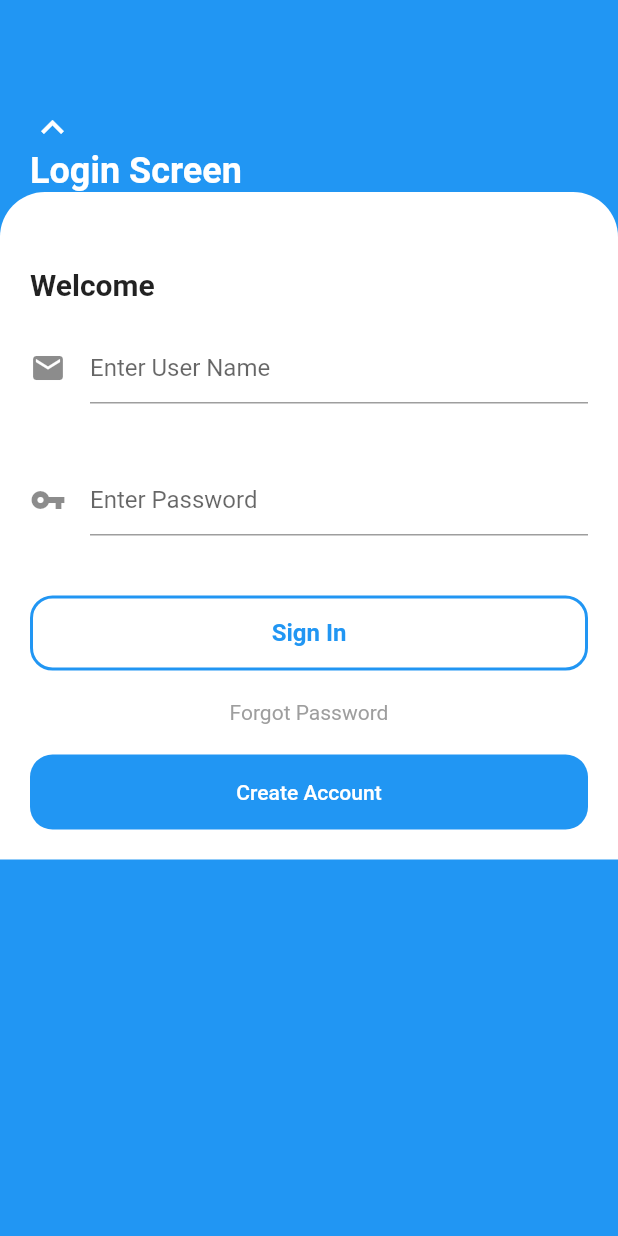
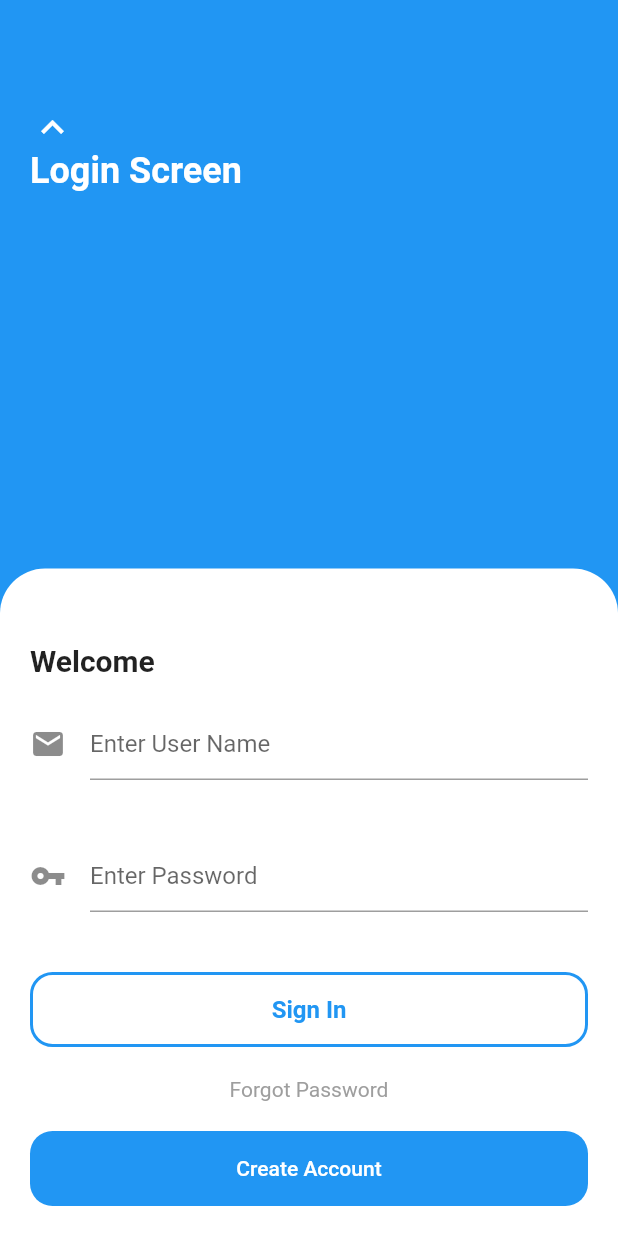
Before and after one commit to kamrancr7/ui_samples, a Flutter app: the LoginScreenOne screen opened directly, on a phone screen of 412 x 824 dp. Run offline on Flutter 3.47's test engine with Material 2 defaults, Android fonts, the phone set to English and light mode, and no system bars.

Commit message:
remove stack widget.

```diff
--- a/lib/login_screens/login_screen_one/login_screen_one.dart
+++ b/lib/login_screens/login_screen_one/login_screen_one.dart
@@ -1,19 +1,15 @@
-import 'package:flutter/cupertino.dart';
 import 'package:flutter/material.dart';
 
 class LoginScreenOne extends StatelessWidget {
   @override
   Widget build(BuildContext context) {
     return Scaffold(
+      backgroundColor: Colors.blue,
       body: SafeArea(
-          child: Stack(
-            children: [
-              Container(
-                height: double.infinity,
-                width: double.infinity,
-                color: Colors.blue,
-              ),
-              SingleChildScrollView(
+        child: SingleChildScrollView(
+          child: Container(
+            constraints: BoxConstraints(minHeight: 574),
+            height: MediaQuery.of(context).size.height,
             child: Column(
               crossAxisAlignment: CrossAxisAlignment.stretch,
               mainAxisAlignment: MainAxisAlignment.spaceBetween,
@@ -41,9 +37,10 @@ class LoginScreenOne extends StatelessWidget {
                     ),
                   ),
                 ),
-                    Expanded(
-                      child: Container(
+                Container(
                   width: double.infinity,
+                  // ****** This craches the layout on small screens (Height: 533) *******
+                  // height: MediaQuery.of(context).size.height * 0.6,
                   decoration: BoxDecoration(
                     color: Colors.white,
                     borderRadius: BorderRadius.only(
@@ -112,8 +109,7 @@ class LoginScreenOne extends StatelessWidget {
                           child: FlatButton(
                             textColor: Colors.white,
                             shape: RoundedRectangleBorder(
-                                      borderRadius: BorderRadius.circular(15)
-                                  ),
+                                borderRadius: BorderRadius.circular(15)),
                             child: Text("Create Account"),
                             color: Colors.blue,
                             onPressed: () {},
@@ -122,13 +118,12 @@ class LoginScreenOne extends StatelessWidget {
                       )
                     ],
                   ),
-                      ),
                 )
               ],
             ),
           ),
-            ],
         ),
-        ));
+      ),
+    );
   }
 }
```
Lines whose indentation alone changed are shown as unchanged.
